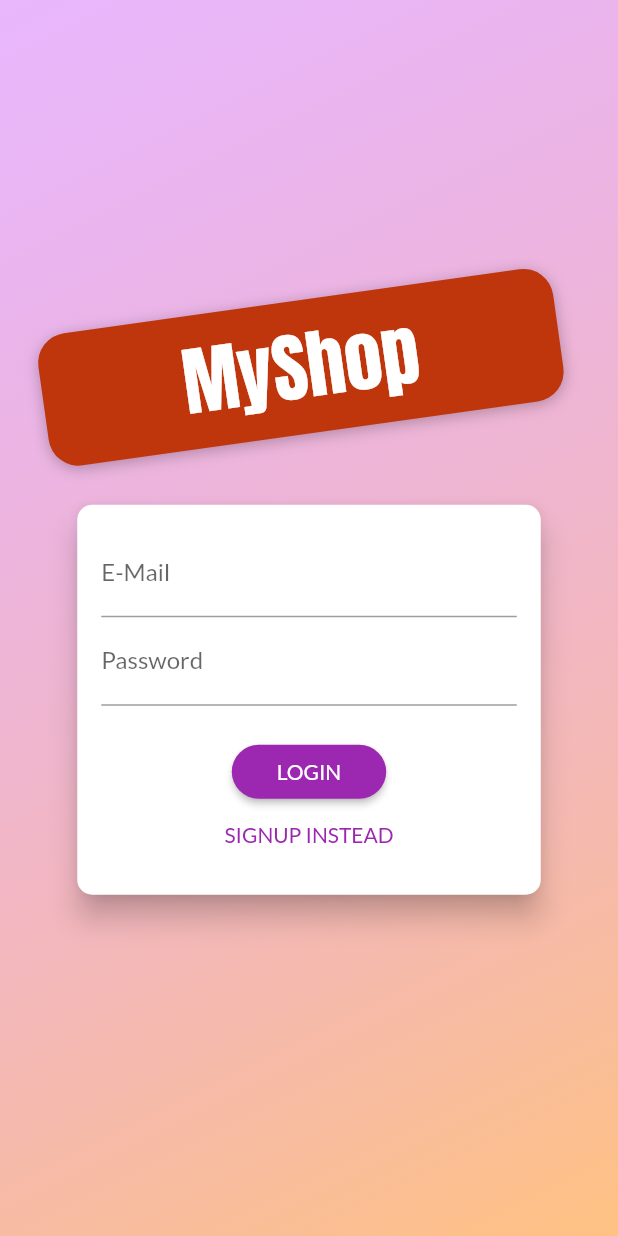
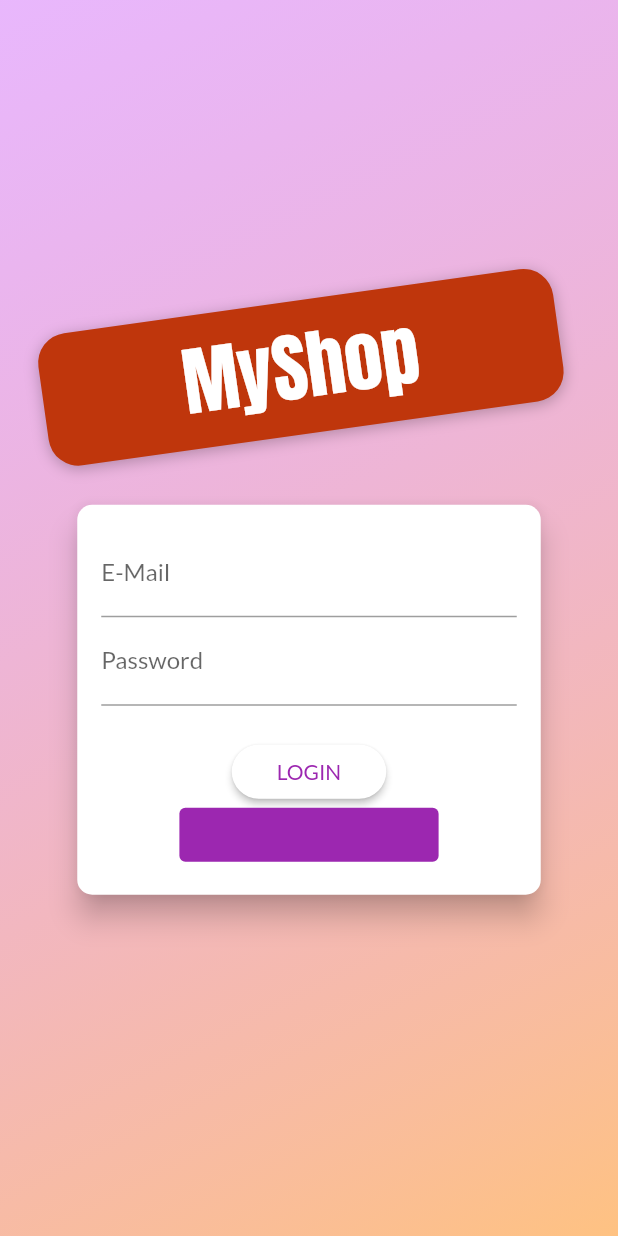
Before and after one commit to Cristhho/flutter-shop-app, a Flutter app: the screen it shows after launch, on a phone screen of 412 x 824 dp. Run offline on Flutter 3.47's test engine with Material 2 defaults, Android fonts, the phone set to English and light mode, and no system bars; our stand-ins replace shared_preferences.

Commit message:
flutter version updates

```diff
--- a/lib/screens/auth_screen.dart
+++ b/lib/screens/auth_screen.dart
@@ -233,25 +233,28 @@ class _AuthCardState extends State<AuthCard> {
                 if (_isLoading)
                   CircularProgressIndicator()
                 else
-                  RaisedButton(
+                  ElevatedButton(
                     child:
                         Text(_authMode == AuthMode.Login ? 'LOGIN' : 'SIGN UP'),
                     onPressed: _submit,
-                    shape: RoundedRectangleBorder(
-                      borderRadius: BorderRadius.circular(30),
+                    style: ElevatedButton.styleFrom(
+                      backgroundColor: Theme.of(context).primaryTextTheme.labelLarge!.color,
+                      foregroundColor: Theme.of(context).primaryColor,
+                      padding: EdgeInsets.symmetric(horizontal: 30.0, vertical: 8.0),
+                      shape: RoundedRectangleBorder(
+                        borderRadius: BorderRadius.circular(30),
+                      )
                     ),
-                    padding:
-                        EdgeInsets.symmetric(horizontal: 30.0, vertical: 8.0),
-                    color: Theme.of(context).primaryColor,
-                    textColor: Theme.of(context).primaryTextTheme.button!.color,
                   ),
-                FlatButton(
+                TextButton(
                   child: Text(
                       '${_authMode == AuthMode.Login ? 'SIGNUP' : 'LOGIN'} INSTEAD'),
                   onPressed: _switchAuthMode,
-                  padding: EdgeInsets.symmetric(horizontal: 30.0, vertical: 4),
-                  materialTapTargetSize: MaterialTapTargetSize.shrinkWrap,
-                  textColor: Theme.of(context).primaryColor,
+                  style: TextButton.styleFrom(
+                    backgroundColor: Theme.of(context).primaryColor,
+                    padding: EdgeInsets.symmetric(horizontal: 30.0, vertical: 4),
+                    tapTargetSize: MaterialTapTargetSize.shrinkWrap,
+                  )
                 ),
               ],
             ),
--- a/lib/screens/products_overview_screen.dart
+++ b/lib/screens/products_overview_screen.dart
@@ -3,7 +3,7 @@ import 'package:provider/provider.dart';
 
 import 'cart_screen.dart';
 import '../widgets/products_grid.dart';
-import '../widgets/badge.dart';
+import '../widgets/badge.dart' as CustomBadge;
 import '../widgets/app_drawer.dart';
 import '../providers/cart.dart';
 import '../providers/products.dart';
@@ -48,7 +48,7 @@ class _ProductsOverviewScreenState extends State<ProductsOverviewScreen> {
         title: Text('MyShop'),
         actions: <Widget>[
           Consumer<Cart>(
-            builder: (_, cart, ch) => Badge(
+            builder: (_, cart, ch) => CustomBadge.Badge(
               child: ch!,
               value: cart.itemsCount.toString(),
             ),
```
Also changed, not shown: pubspec.lock.
